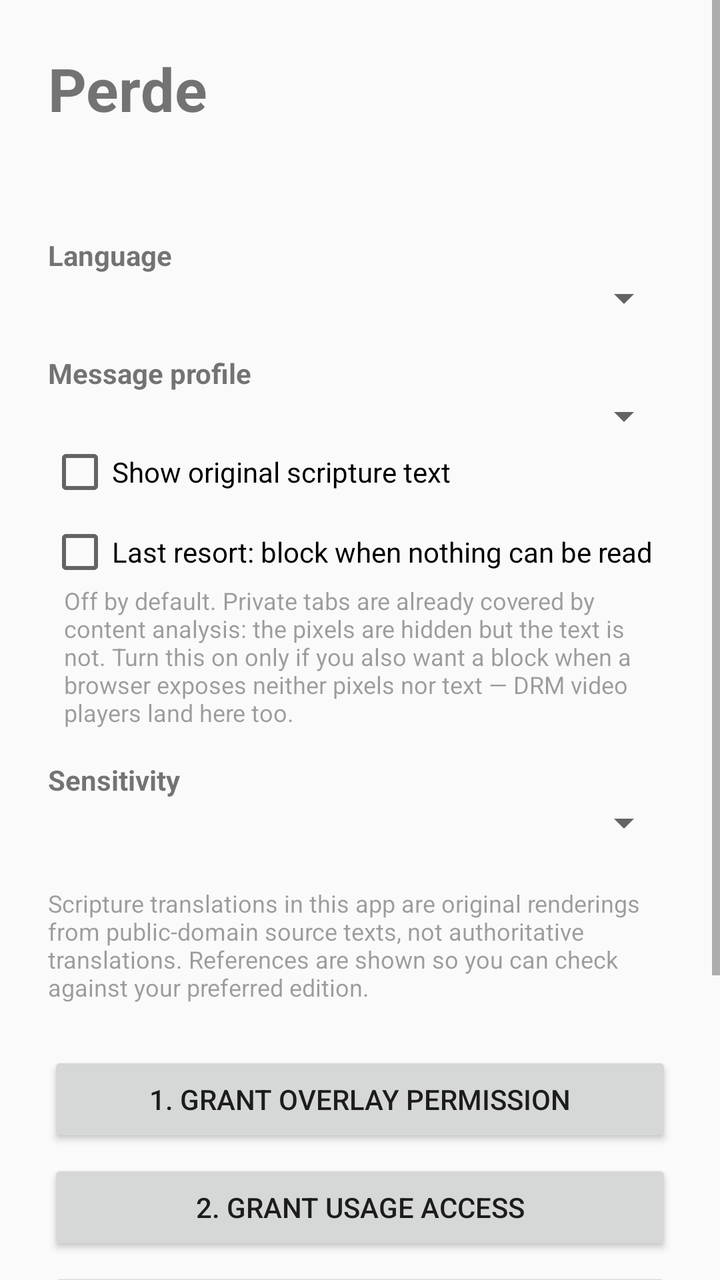
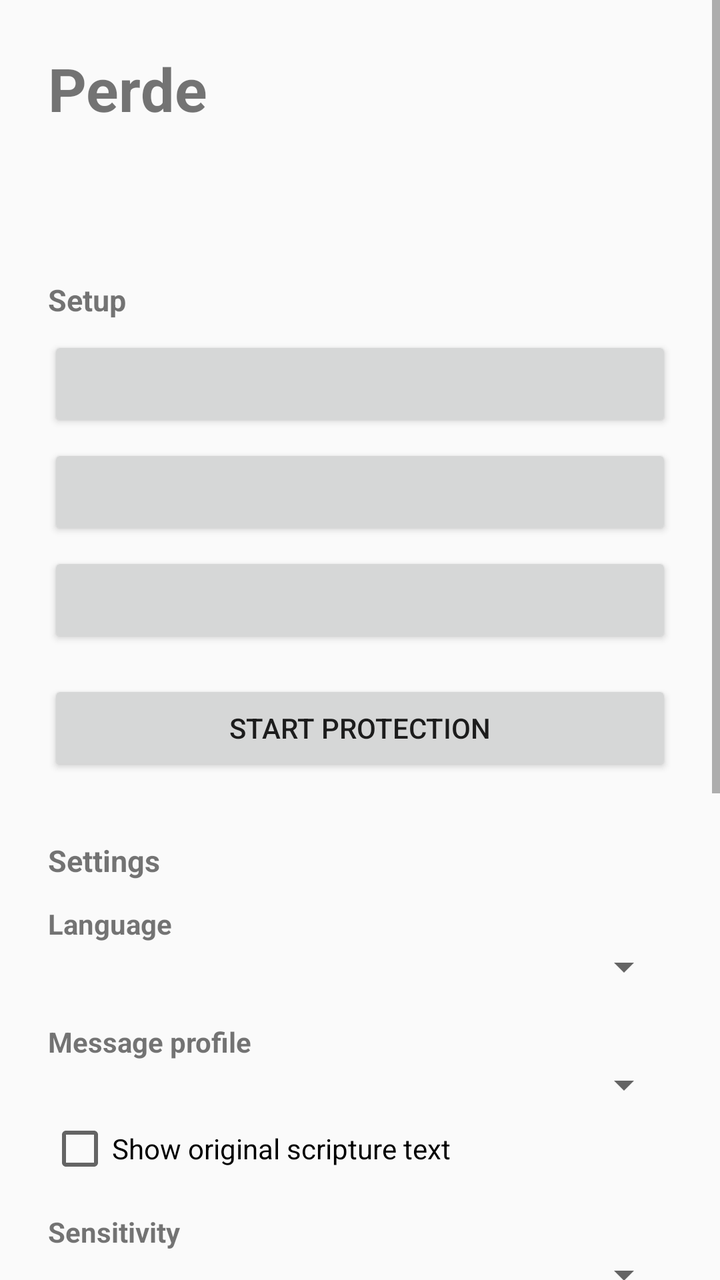

Screens rendered from an Android XML layout before and after an edit, with the pre-edit source and the edit as a unified diff.
<!-- AndroidManifest.xml: application theme Theme.AppCompat.DayNight -->
<!-- res/layout/activity_main.xml -->
<?xml version="1.0" encoding="utf-8"?>
<ScrollView xmlns:android="http://schemas.android.com/apk/res/android"
    android:layout_width="match_parent"
    android:layout_height="match_parent">

    <LinearLayout
        android:layout_width="match_parent"
        android:layout_height="wrap_content"
        android:orientation="vertical"
        android:padding="24dp">

        <TextView
            android:layout_width="match_parent"
            android:layout_height="wrap_content"
            android:text="@string/app_name"
            android:textSize="30sp"
            android:textStyle="bold" />

        <TextView
            android:id="@+id/status"
            android:layout_width="match_parent"
            android:layout_height="wrap_content"
            android:layout_marginTop="12dp"
            android:fontFamily="monospace"
            android:textSize="13sp" />

        <TextView
            android:layout_width="match_parent"
            android:layout_height="wrap_content"
            android:layout_marginTop="24dp"
            android:text="@string/label_language"
            android:textStyle="bold" />
        <Spinner
            android:id="@+id/spinnerLang"
            android:layout_width="match_parent"
            android:layout_height="wrap_content" />

        <TextView
            android:layout_width="match_parent"
            android:layout_height="wrap_content"
            android:layout_marginTop="16dp"
            android:text="@string/label_profile"
            android:textStyle="bold" />
        <Spinner
            android:id="@+id/spinnerProfile"
            android:layout_width="match_parent"
            android:layout_height="wrap_content" />

        <CheckBox
            android:id="@+id/checkOriginal"
            android:layout_width="match_parent"
            android:layout_height="wrap_content"
            android:text="@string/label_show_original" />

        <CheckBox
            android:id="@+id/checkBlockSecure"
            android:layout_width="match_parent"
            android:layout_height="wrap_content"
            android:layout_marginTop="8dp"
            android:text="@string/label_block_secure" />

        <TextView
            android:layout_width="match_parent"
            android:layout_height="wrap_content"
            android:layout_marginStart="8dp"
            android:text="@string/hint_block_secure"
            android:textSize="12sp"
            android:alpha="0.7" />

        <TextView
            android:layout_width="match_parent"
            android:layout_height="wrap_content"
            android:layout_marginTop="16dp"
            android:text="@string/label_sensitivity"
            android:textStyle="bold" />
        <Spinner
            android:id="@+id/spinnerSens"
            android:layout_width="match_parent"
            android:layout_height="wrap_content" />

        <TextView
            android:layout_width="match_parent"
            android:layout_height="wrap_content"
            android:layout_marginTop="20dp"
            android:text="@string/disclaimer_translation"
            android:textSize="12sp"
            android:alpha="0.7" />

        <Button
            android:id="@+id/btnOverlayPerm"
            android:layout_width="match_parent"
            android:layout_height="wrap_content"
            android:layout_marginTop="24dp"
            android:text="@string/perm_overlay" />
        <Button
            android:id="@+id/btnUsagePerm"
            android:layout_width="match_parent"
            android:layout_height="wrap_content"
            android:layout_marginTop="6dp"
            android:text="@string/perm_usage" />
        <Button
            android:id="@+id/btnA11yPerm"
            android:layout_width="match_parent"
            android:layout_height="wrap_content"
            android:layout_marginTop="6dp"
            android:text="@string/perm_a11y" />
        <Button
            android:id="@+id/btnStart"
            android:layout_width="match_parent"
            android:layout_height="wrap_content"
            android:layout_marginTop="6dp"
            android:text="@string/btn_start" />
        <Button
            android:id="@+id/btnStop"
            android:layout_width="match_parent"
            android:layout_height="wrap_content"
            android:layout_marginTop="32dp"
            android:text="@string/btn_stop" />

    </LinearLayout>
</ScrollView>
<!-- resources referenced by this layout -->
<resources>
  <string name="app_name">Perde</string>
  <string name="btn_start">4. Start</string>
  <string name="btn_stop">Stop (delayed)</string>
  <string name="disclaimer_translation">Scripture translations in this app are original renderings from public-domain source texts, not authoritative translations. References are shown so you can check against your preferred edition.</string>
  <string name="hint_block_secure">Off by default. Private tabs are already covered by content analysis: the pixels are hidden but the text is not. Turn this on only if you also want a block when a browser exposes neither pixels nor text — DRM video players land here too.</string>
  <string name="label_block_secure">Last resort: block when nothing can be read</string>
  <string name="label_language">Language</string>
  <string name="label_profile">Message profile</string>
  <string name="label_sensitivity">Sensitivity</string>
  <string name="label_show_original">Show original scripture text</string>
  <string name="perm_a11y">3. Enable accessibility service</string>
  <string name="perm_overlay">1. Grant overlay permission</string>
  <string name="perm_usage">2. Grant usage access</string>
</resources>

<!-- the commit's change to res/layout/activity_main.xml (unified diff, before → after) -->
@@ -16,18 +16,69 @@
             android:textSize="30sp"
             android:textStyle="bold" />
 
+        
         <TextView
-            android:id="@+id/status"
+            android:id="@+id/statusHeader"
             android:layout_width="match_parent"
             android:layout_height="wrap_content"
-            android:layout_marginTop="12dp"
-            android:fontFamily="monospace"
-            android:textSize="13sp" />
+            android:layout_marginTop="6dp"
+            android:textSize="16sp"
+            android:textStyle="bold" />
+
+        <TextView
+            android:id="@+id/statusHint"
+            android:layout_width="match_parent"
+            android:layout_height="wrap_content"
+            android:layout_marginTop="2dp"
+            android:textSize="13sp"
+            android:alpha="0.7" />
+
+        
+        <TextView
+            android:layout_width="match_parent"
+            android:layout_height="wrap_content"
+            android:layout_marginTop="28dp"
+            android:text="@string/section_setup"
+            android:textStyle="bold"
+            android:textSize="15sp" />
+
+        
+        <Button
+            android:id="@+id/btnOverlayPerm"
+            android:layout_width="match_parent"
+            android:layout_height="wrap_content"
+            android:layout_marginTop="8dp" />
+        <Button
+            android:id="@+id/btnUsagePerm"
+            android:layout_width="match_parent"
+            android:layout_height="wrap_content"
+            android:layout_marginTop="6dp" />
+        <Button
+            android:id="@+id/btnA11yPerm"
+            android:layout_width="match_parent"
+            android:layout_height="wrap_content"
+            android:layout_marginTop="6dp" />
+
+        <Button
+            android:id="@+id/btnStart"
+            android:layout_width="match_parent"
+            android:layout_height="wrap_content"
+            android:layout_marginTop="16dp"
+            android:text="@string/btn_start" />
+
+        
+        <TextView
+            android:layout_width="match_parent"
+            android:layout_height="wrap_content"
+            android:layout_marginTop="32dp"
+            android:text="@string/section_settings"
+            android:textStyle="bold"
+            android:textSize="15sp" />
 
         <TextView
             android:layout_width="match_parent"
             android:layout_height="wrap_content"
-            android:layout_marginTop="24dp"
+            android:layout_marginTop="12dp"
             android:text="@string/label_language"
             android:textStyle="bold" />
         <Spinner
@@ -50,13 +101,25 @@
             android:id="@+id/checkOriginal"
             android:layout_width="match_parent"
             android:layout_height="wrap_content"
+            android:layout_marginTop="4dp"
             android:text="@string/label_show_original" />
+
+        <TextView
+            android:layout_width="match_parent"
+            android:layout_height="wrap_content"
+            android:layout_marginTop="16dp"
+            android:text="@string/label_sensitivity"
+            android:textStyle="bold" />
+        <Spinner
+            android:id="@+id/spinnerSens"
+            android:layout_width="match_parent"
+            android:layout_height="wrap_content" />
 
         <CheckBox
             android:id="@+id/checkBlockSecure"
             android:layout_width="match_parent"
             android:layout_height="wrap_content"
-            android:layout_marginTop="8dp"
+            android:layout_marginTop="12dp"
             android:text="@string/label_block_secure" />
 
         <TextView
@@ -70,52 +133,38 @@
         <TextView
             android:layout_width="match_parent"
             android:layout_height="wrap_content"
-            android:layout_marginTop="16dp"
-            android:text="@string/label_sensitivity"
-            android:textStyle="bold" />
-        <Spinner
-            android:id="@+id/spinnerSens"
-            android:layout_width="match_parent"
-            android:layout_height="wrap_content" />
-
-        <TextView
-            android:layout_width="match_parent"
-            android:layout_height="wrap_content"
             android:layout_marginTop="20dp"
             android:text="@string/disclaimer_translation"
             android:textSize="12sp"
             android:alpha="0.7" />
 
-        <Button
-            android:id="@+id/btnOverlayPerm"
+        
+        <TextView
+            android:id="@+id/diagToggle"
             android:layout_width="match_parent"
             android:layout_height="wrap_content"
-            android:layout_marginTop="24dp"
-            android:text="@string/perm_overlay" />
-        <Button
-            android:id="@+id/btnUsagePerm"
+            android:layout_marginTop="32dp"
+            android:paddingTop="12dp"
+            android:paddingBottom="12dp"
+            android:textStyle="bold"
+            android:textSize="15sp"
+            android:alpha="0.8"
+            android:background="?android:attr/selectableItemBackground" />
+
+        <TextView
+            android:id="@+id/status"
             android:layout_width="match_parent"
             android:layout_height="wrap_content"
-            android:layout_marginTop="6dp"
-            android:text="@string/perm_usage" />
-        <Button
-            android:id="@+id/btnA11yPerm"
-            android:layout_width="match_parent"
-            android:layout_height="wrap_content"
-            android:layout_marginTop="6dp"
-            android:text="@string/perm_a11y" />
-        <Button
-            android:id="@+id/btnStart"
-            android:layout_width="match_parent"
-            android:layout_height="wrap_content"
-            android:layout_marginTop="6dp"
-            android:text="@string/btn_start" />
+            android:fontFamily="monospace"
+            android:textSize="13sp"
+            android:visibility="gone" />
+
         <Button
             android:id="@+id/btnStop"
             android:layout_width="match_parent"
             android:layout_height="wrap_content"
-            android:layout_marginTop="32dp"
-            android:text="@string/btn_stop" />
+            android:layout_marginTop="40dp"
+            android:alpha="0.65" />
 
     </LinearLayout>
 </ScrollView>
<!-- resource entries referenced after the edit -->
@@ -1,8 +1,7 @@
 <!-- resources referenced by this layout -->
 <resources>
   <string name="app_name">Perde</string>
-  <string name="btn_start">4. Start</string>
-  <string name="btn_stop">Stop (delayed)</string>
+  <string name="btn_start">Start protection</string>
   <string name="disclaimer_translation">Scripture translations in this app are original renderings from public-domain source texts, not authoritative translations. References are shown so you can check against your preferred edition.</string>
   <string name="hint_block_secure">Off by default. Private tabs are already covered by content analysis: the pixels are hidden but the text is not. Turn this on only if you also want a block when a browser exposes neither pixels nor text — DRM video players land here too.</string>
   <string name="label_block_secure">Last resort: block when nothing can be read</string>
@@ -10,8 +9,7 @@
   <string name="label_profile">Message profile</string>
   <string name="label_sensitivity">Sensitivity</string>
   <string name="label_show_original">Show original scripture text</string>
-  <string name="perm_a11y">3. Enable accessibility service</string>
-  <string name="perm_overlay">1. Grant overlay permission</string>
-  <string name="perm_usage">2. Grant usage access</string>
+  <string name="section_settings">Settings</string>
+  <string name="section_setup">Setup</string>
 </resources>
 
